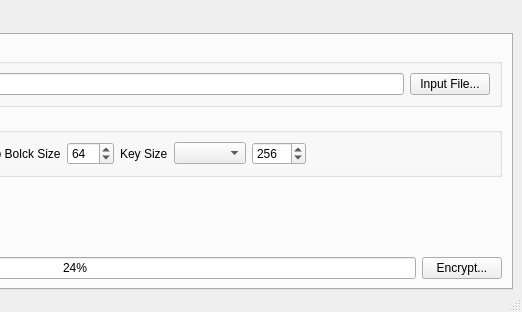
Old version of the form qt/main.ui in the repository jpastuszek/cipher; both pictures show x 286 to 808 and y 0 to 312 of the 808 by 312 pixel window.
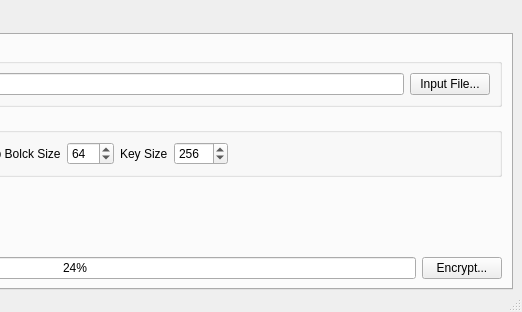
New version of the form.

Diff of the .ui file:
```diff
--- a/qt/main.ui
+++ b/qt/main.ui
@@ -109,10 +109,13 @@
             </widget>
            </item>
            <item>
-            <widget class="QComboBox" name="key_size_selector"/>
-           </item>
-           <item>
-            <widget class="QSpinBox" name="key_size_custom_selector">
+            <widget class="QSpinBox" name="key_size_selector">
+             <property name="enabled">
+              <bool>true</bool>
+             </property>
+             <property name="readOnly">
+              <bool>false</bool>
+             </property>
              <property name="maximum">
               <number>2048</number>
              </property>
```
Left out of the diff: 17 changed lines with no effect on the pictures.
